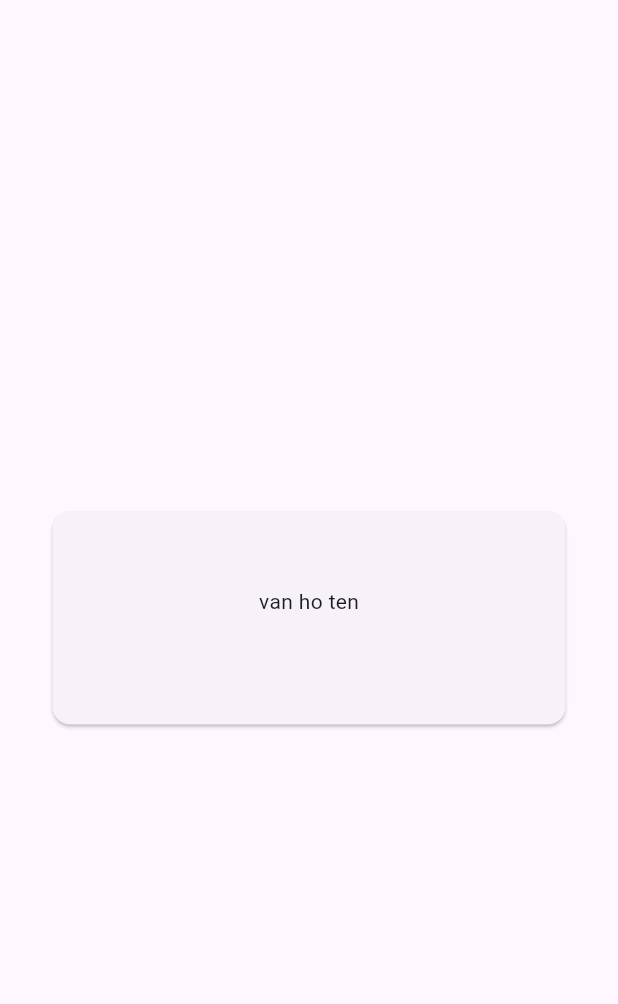
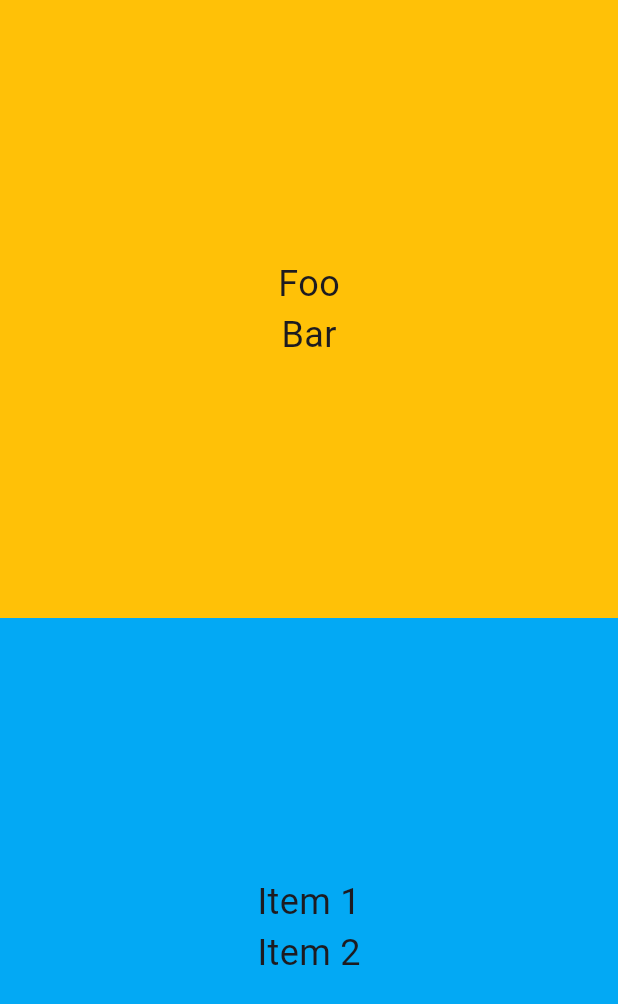
Before and after one commit to lancifer05/mobile-point-of-sale, a Flutter app: the Home screen opened by its route, on a phone screen of 412 x 824 dp. Shown: the top 1004 px of the screen. Run offline on Flutter 3.47's test engine with Material 3 defaults, Android fonts, the light colour scheme and no system bars; our stand-ins replace go_router.

Commit message:
responsiveness added

```diff
--- a/lib/pages/home.dart
+++ b/lib/pages/home.dart
@@ -10,28 +10,42 @@ class Home extends StatefulWidget {
 class _HomeState extends State<Home> {
   @override
   Widget build(BuildContext context) {
+    // Get the screen width to determine the Flex direction
+    double screenWidth = MediaQuery.of(context).size.width;
+
     return Scaffold(
-      body: Center(
-        child: Column(
-          mainAxisAlignment: MainAxisAlignment.center,
-          children: <Widget>[
-            Container(
-              width: 350,
-              height: 150,
-              child: Card(
-                  child: Container(
-                    padding:EdgeInsets.all(50),
-                child: Column(
+      body: Flex(
+        direction: screenWidth < 600 ? Axis.vertical : Axis.horizontal,
+        children: <Widget>[
+          Expanded(
+            child: Container(
+              color: Colors.amber,
+              child: const Center(
+                child:  Column(
+                  mainAxisAlignment: MainAxisAlignment.center,
                   children: <Widget>[
-                    Text("van ho ten"),
+                    Text("Foo", style: TextStyle(fontSize: 24)),
+                    Text("Bar", style: TextStyle(fontSize: 24)),
                   ],
                 ),
-              )),
+              ),
             ),
-
-            // Image(image: AssetImage("janedoe.jpg"))
-          ],
-        ),
+          ),
+          Expanded(
+            child: Container(
+              color: Colors.lightBlue,
+              child: const Center(
+                child: Column(
+                  mainAxisAlignment: MainAxisAlignment.center,
+                  children: <Widget>[
+                    Text("Item 1", style: TextStyle(fontSize: 24)),
+                    Text("Item 2", style: TextStyle(fontSize: 24)),
+                  ],
+                ),
+              ),
+            ),
+          ),
+        ],
       ),
     );
   }
```
